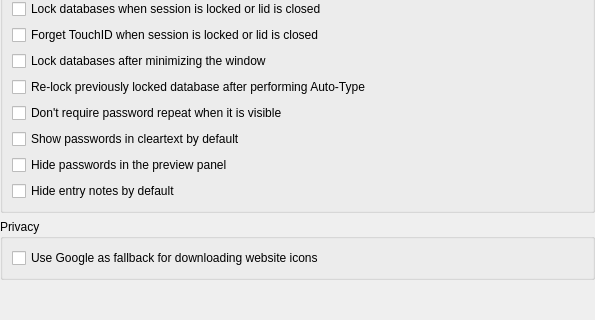
First picture: the form in src/gui/SettingsWidgetSecurity.ui, repository keepassxreboot/keepassxc, before the edit; both pictures show x 0 to 595 and y 158 to 478 of the 595 by 478 pixel window.
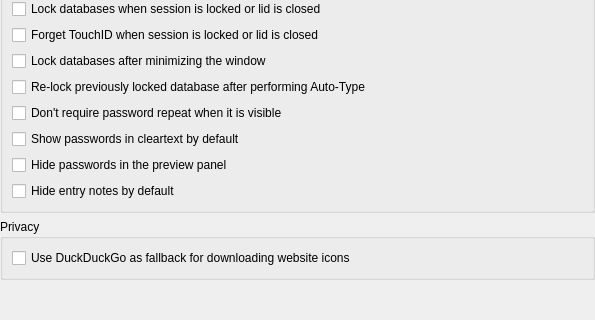
Second picture: the form after the edit.

Commit message: Replace Google with DuckDuckGo as the optional fallback favicon fetcher (#2309)

Diff of the .ui file:
```diff
--- a/src/gui/SettingsWidgetSecurity.ui
+++ b/src/gui/SettingsWidgetSecurity.ui
@@ -205,7 +205,7 @@
       <item>
        <widget class="QCheckBox" name="fallbackToGoogle">
         <property name="text">
-         <string>Use Google as fallback for downloading website icons</string>
+         <string>Use DuckDuckGo as fallback for downloading website icons</string>
         </property>
        </widget>
       </item>
```
Left out of the diff: 2 changed lines with no effect on the pictures. The commit also changes 3 other files.
